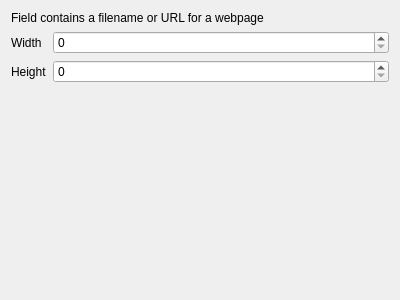
This is src/ui/editorwidgets/qgswebviewconfigdlgbase.ui in qgis/QGIS as Qt 5 draws it before an edit. The edited form follows.
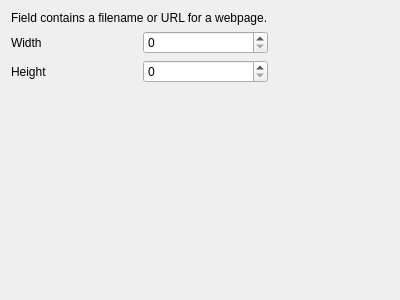
This is the edited form.

Commit message:
Cleanup editor widget config dialogs
- Standardise capitalization
- Add external resource config to a scroll area, otherwise options may
be hidden
- Add clarification to classification widget description that it only
is available if categorized renderer set
- Improve appearence of layouts so all widgets are left aligned

```diff
--- a/src/ui/editorwidgets/qgswebviewconfigdlgbase.ui
+++ b/src/ui/editorwidgets/qgswebviewconfigdlgbase.ui
@@ -13,11 +13,11 @@
   <property name="windowTitle">
    <string>Form</string>
   </property>
-  <layout class="QFormLayout" name="formLayout">
+  <layout class="QGridLayout" name="gridLayout">
    <item row="0" column="0" colspan="2">
     <widget class="QLabel" name="pictureOrUrlLabel">
      <property name="text">
-      <string>Field contains a filename or URL for a webpage</string>
+      <string>Field contains a filename or URL for a webpage.</string>
      </property>
     </widget>
    </item>
@@ -28,6 +28,19 @@
      </property>
     </widget>
    </item>
+   <item row="3" column="0">
+    <spacer name="verticalSpacer">
+     <property name="orientation">
+      <enum>Qt::Vertical</enum>
+     </property>
+     <property name="sizeHint" stdset="0">
+      <size>
+       <width>20</width>
+       <height>40</height>
+      </size>
+     </property>
+    </spacer>
+   </item>
    <item row="1" column="1">
     <widget class="QSpinBox" name="sbWidgetWidth">
      <property name="maximum">
@@ -55,6 +68,19 @@
      </property>
     </widget>
    </item>
+   <item row="2" column="2">
+    <spacer name="horizontalSpacer">
+     <property name="orientation">
+      <enum>Qt::Horizontal</enum>
+     </property>
+     <property name="sizeHint" stdset="0">
+      <size>
+       <width>40</width>
+       <height>20</height>
+      </size>
+     </property>
+    </spacer>
+   </item>
   </layout>
  </widget>
  <resources/>
```
The commit also changes 7 other files.
